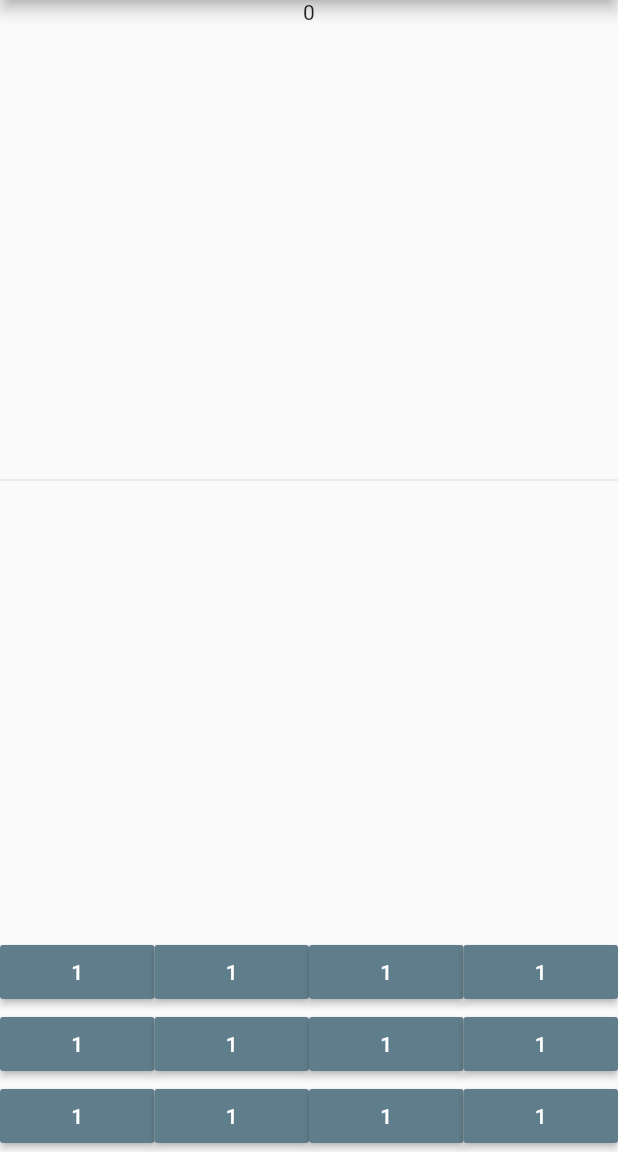
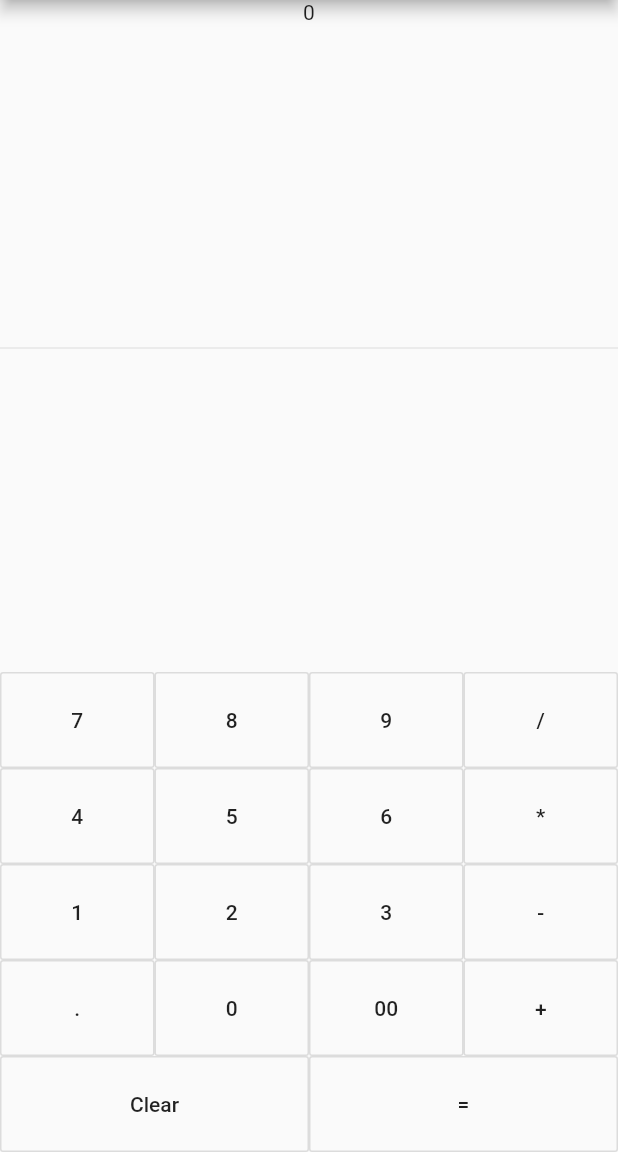
Before and after one commit to james-muriithi/mycalculator, a Flutter app: the screen it shows after launch, on a phone screen of 412 x 824 dp, the part 84-1236 px from its top. Run offline on Flutter 3.47's test engine with Material 2 defaults, Android fonts, the phone set to English and light mode, and no system bars.

Commit message:
new commit

```diff
--- a/lib/main.dart
+++ b/lib/main.dart
@@ -26,12 +26,11 @@ class MyHomePage extends StatefulWidget {
 }
 
 class _MyHomePageState extends State<MyHomePage> {
-  Widget _buildButton(){
+  Widget _buildButton(String buttonText){
     return Expanded(
-      child: new MaterialButton(
-        child: new Text('1'),
-        color: Colors.blueGrey,
-        textColor: Colors.white,
+      child: new OutlineButton(
+        padding: EdgeInsets.all(24.0),
+        child: new Text(buttonText),
         onPressed: () {},
       ),
     );
@@ -51,28 +50,44 @@ class _MyHomePageState extends State<MyHomePage> {
             ),
             Row(
               children: <Widget>[
-                _buildButton(),
-                _buildButton(),
-                _buildButton(),
-                _buildButton()
+                _buildButton('7'),
+                _buildButton('8'),
+                _buildButton('9'),
+                _buildButton('/')
               ],
             ),
 
             Row(
               children: <Widget>[
-                _buildButton(),
-                _buildButton(),
-                _buildButton(),
-                _buildButton()
+                _buildButton('4'),
+                _buildButton('5'),
+                _buildButton('6'),
+                _buildButton('*')
               ],
             ),
 
             Row(
               children: <Widget>[
-                _buildButton(),
-                _buildButton(),
-                _buildButton(),
-                _buildButton()
+                _buildButton('1'),
+                _buildButton('2'),
+                _buildButton('3'),
+                _buildButton('-')
+              ],
+            ),
+
+            Row(
+              children: <Widget>[
+                _buildButton('.'),
+                _buildButton('0'),
+                _buildButton('00'),
+                _buildButton('+')
+              ],
+            ),
+
+            Row(
+              children: <Widget>[
+                _buildButton('Clear'),
+                _buildButton('=')
               ],
             ),
           ],
```
